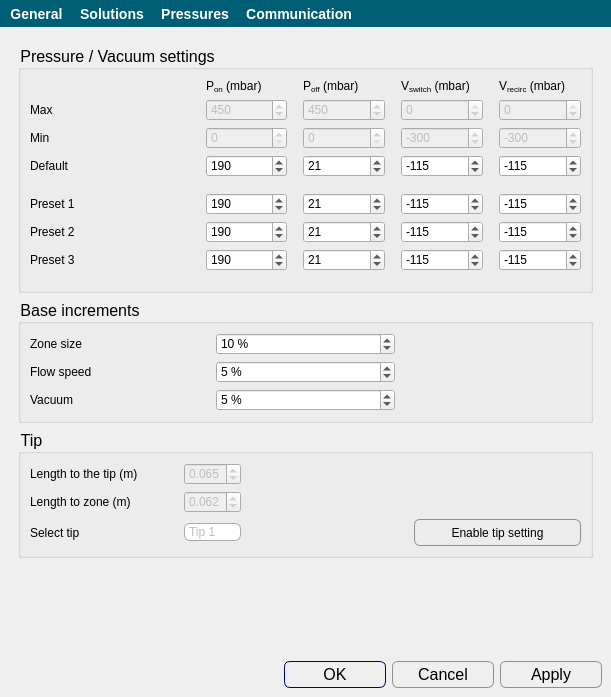
Old version of the form apps/Biopen_wizard/tools.ui in the repository bellonemauro/Labonatip2.0.
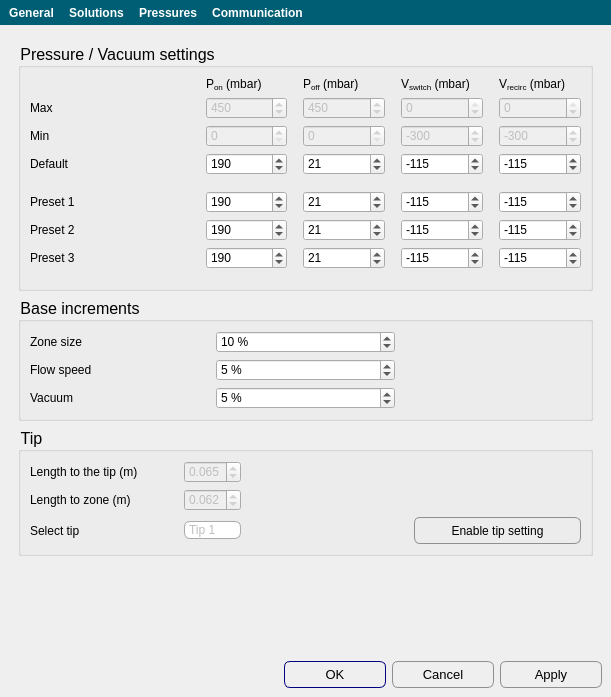
New version of the form. The open tabs and pages were chosen to show the change. Icons and pictures are not drawn.

Diff of the .ui file:
```diff
--- a/apps/Biopen_wizard/tools.ui
+++ b/apps/Biopen_wizard/tools.ui
@@ -17,7 +17,7 @@
    <string notr="true">QToolButton:!hover {
 background-color:rgb(0, 94, 116);
 color:rgb(255,255,255);
-font-size: 14px;
+font-size: 9pt;
 font-weight: 900;
 }
 
@@ -30,7 +30,7 @@
 QToolBar {
 background-color:rgb(0, 94, 116);
 color:rgb(255,255,255);
-font-size: 12px;
+font-size: 9pt;
 font-weight: 900;
 border:0;
 }
@@ -42,7 +42,7 @@
 QCheckBox {
     background-color: transparent;
     color: black;
-    font-size: 12px;
+    font-size: 9pt;
 }
 
 
@@ -80,7 +80,7 @@
      border: 1px solid #8f8f91;
      border-radius: 6px;
      height: 25px;
-    font-size: 12px;
+     font-size: 9pt;
      background-color: qlineargradient(x1: 0, y1: 0, x2: 0, y2: 1,
                                        stop: 0 #f6f7fa, stop: 1 #dadbde);
 
@@ -112,7 +112,7 @@
     border-radius: 6px;
 	border-color: rgb(170, 170, 170);
     min-width: 6em;
-    font-size: 12px;
+    font-size: 9pt;
 	background-color: qlineargradient(x1: 0, y1: 0, x2: 0, y2: 1,
                                        stop: 0 #f6f7fa, stop: 1 #dadbde);
 }
@@ -145,16 +145,16 @@
 
 QLabel 
 {
-    font-size: 12px;
+    font-size: 9pt;
 }
 
 
 QSpinBox {
-    font-size: 12px;
+    font-size: 9pt;
 }
 
 QDoubleSpinBox {
-    font-size: 12px;
+    font-size: 9pt;
 }
 </string>
   </property>
@@ -179,7 +179,7 @@
      border-radius: 6px;
      width: 100px;
      height: 25px;
-     font-size: 12pt;
+     font-size: 10pt;
      background-color: qlineargradient(x1: 0, y1: 0, x2: 0, y2: 1,
                                        stop: 0 #f6f7fa, stop: 1 #dadbde);
 
@@ -2083,7 +2083,7 @@
             <widget class="QLabel" name="label_27">
              <property name="font">
               <font>
-               <pointsize>-1</pointsize>
+               <pointsize>9</pointsize>
               </font>
              </property>
              <property name="text">
@@ -2095,7 +2095,7 @@
             <widget class="QLabel" name="label_25">
              <property name="font">
               <font>
-               <pointsize>-1</pointsize>
+               <pointsize>9</pointsize>
               </font>
              </property>
              <property name="text">
@@ -2107,7 +2107,7 @@
             <widget class="QLabel" name="label_26">
              <property name="font">
               <font>
-               <pointsize>-1</pointsize>
+               <pointsize>9</pointsize>
               </font>
              </property>
              <property name="text">
@@ -2160,7 +2160,7 @@
              </property>
              <property name="font">
               <font>
-               <pointsize>-1</pointsize>
+               <pointsize>9</pointsize>
               </font>
              </property>
              <property name="toolTip">
@@ -2178,7 +2178,7 @@
             <widget class="QLabel" name="label_31">
              <property name="font">
               <font>
-               <pointsize>-1</pointsize>
+               <pointsize>9</pointsize>
               </font>
              </property>
              <property name="text">
@@ -2190,7 +2190,7 @@
             <widget class="QLabel" name="label_29">
              <property name="font">
               <font>
-               <pointsize>-1</pointsize>
+               <pointsize>9</pointsize>
               </font>
              </property>
              <property name="text">
@@ -2227,7 +2227,7 @@
              </property>
              <property name="font">
               <font>
-               <pointsize>-1</pointsize>
+               <pointsize>9</pointsize>
               </font>
              </property>
              <property name="toolTip">
@@ -2257,7 +2257,7 @@
              </property>
              <property name="font">
               <font>
-               <pointsize>-1</pointsize>
+               <pointsize>9</pointsize>
               </font>
              </property>
              <property name="toolTip">
@@ -2287,7 +2287,7 @@
              </property>
              <property name="font">
               <font>
-               <pointsize>-1</pointsize>
+               <pointsize>9</pointsize>
               </font>
              </property>
              <property name="toolTip">
@@ -2317,7 +2317,7 @@
              </property>
              <property name="font">
               <font>
-               <pointsize>-1</pointsize>
+               <pointsize>9</pointsize>
               </font>
              </property>
              <property name="toolTip">
@@ -2350,7 +2350,7 @@
              </property>
              <property name="font">
               <font>
-               <pointsize>-1</pointsize>
+               <pointsize>9</pointsize>
               </font>
              </property>
              <property name="toolTip">
@@ -2380,7 +2380,7 @@
              </property>
              <property name="font">
               <font>
-               <pointsize>-1</pointsize>
+               <pointsize>9</pointsize>
               </font>
              </property>
              <property name="toolTip">
@@ -2398,7 +2398,7 @@
             <widget class="QLabel" name="label_30">
              <property name="font">
               <font>
-               <pointsize>-1</pointsize>
+               <pointsize>9</pointsize>
               </font>
              </property>
              <property name="text">
@@ -2419,7 +2419,7 @@
              </property>
              <property name="font">
               <font>
-               <pointsize>-1</pointsize>
+               <pointsize>9</pointsize>
               </font>
              </property>
              <property name="toolTip">
@@ -2440,7 +2440,7 @@
             <widget class="QLabel" name="label_28">
              <property name="font">
               <font>
-               <pointsize>-1</pointsize>
+               <pointsize>9</pointsize>
               </font>
              </property>
              <property name="text">
@@ -2461,7 +2461,7 @@
              </property>
              <property name="font">
               <font>
-               <pointsize>-1</pointsize>
+               <pointsize>9</pointsize>
               </font>
              </property>
              <property name="toolTip">
@@ -2501,7 +2501,7 @@
              </property>
              <property name="font">
               <font>
-               <pointsize>-1</pointsize>
+               <pointsize>9</pointsize>
               </font>
              </property>
              <property name="toolTip">
@@ -2525,7 +2525,7 @@
              </property>
              <property name="font">
               <font>
-               <pointsize>-1</pointsize>
+               <pointsize>9</pointsize>
               </font>
              </property>
              <property name="toolTip">
@@ -2552,7 +2552,7 @@
              </property>
              <property name="font">
               <font>
-               <pointsize>-1</pointsize>
+               <pointsize>9</pointsize>
               </font>
              </property>
              <property name="toolTip">
@@ -2579,7 +2579,7 @@
              </property>
              <property name="font">
               <font>
-               <pointsize>-1</pointsize>
+               <pointsize>9</pointsize>
               </font>
              </property>
              <property name="toolTip">
@@ -2606,7 +2606,7 @@
              </property>
              <property name="font">
               <font>
-               <pointsize>-1</pointsize>
+               <pointsize>9</pointsize>
               </font>
              </property>
              <property name="toolTip">
@@ -2630,7 +2630,7 @@
              </property>
              <property name="font">
               <font>
-               <pointsize>-1</pointsize>
+               <pointsize>9</pointsize>
               </font>
              </property>
              <property name="text">
@@ -2648,7 +2648,7 @@
              </property>
              <property name="font">
               <font>
-               <pointsize>-1</pointsize>
+               <pointsize>9</pointsize>
               </font>
              </property>
              <property name="toolTip">
@@ -2672,7 +2672,7 @@
              </property>
              <property name="font">
               <font>
-               <pointsize>-1</pointsize>
+               <pointsize>9</pointsize>
               </font>
              </property>
              <property name="toolTip">
@@ -2699,7 +2699,7 @@
              </property>
              <property name="font">
               <font>
-               <pointsize>-1</pointsize>
+               <pointsize>9</pointsize>
               </font>
              </property>
              <property name="toolTip">
@@ -2723,7 +2723,7 @@
              </property>
              <property name="font">
               <font>
-               <pointsize>-1</pointsize>
+               <pointsize>9</pointsize>
               </font>
              </property>
              <property name="toolTip">
@@ -2750,7 +2750,7 @@
              </property>
              <property name="font">
               <font>
-               <pointsize>-1</pointsize>
+               <pointsize>9</pointsize>
               </font>
              </property>
              <property name="toolTip">
@@ -2774,7 +2774,7 @@
              </property>
              <property name="font">
               <font>
-               <pointsize>-1</pointsize>
+               <pointsize>9</pointsize>
               </font>
              </property>
              <property name="toolTip">
@@ -2801,7 +2801,7 @@
              </property>
              <property name="font">
               <font>
-               <pointsize>-1</pointsize>
+               <pointsize>9</pointsize>
               </font>
              </property>
              <property name="text">
@@ -2819,7 +2819,7 @@
              </property>
              <property name="font">
               <font>
-               <pointsize>-1</pointsize>
+               <pointsize>9</pointsize>
               </font>
              </property>
              <property name="toolTip">
@@ -2843,7 +2843,7 @@
              </property>
              <property name="font">
               <font>
-               <pointsize>-1</pointsize>
+               <pointsize>9</pointsize>
               </font>
              </property>
              <property name="text">
@@ -2861,7 +2861,7 @@
              </property>
              <property name="font">
               <font>
-               <pointsize>-1</pointsize>
+               <pointsize>9</pointsize>
               </font>
              </property>
              <property name="toolTip">
@@ -2885,7 +2885,7 @@
              </property>
              <property name="font">
               <font>
-               <pointsize>-1</pointsize>
+               <pointsize>9</pointsize>
               </font>
              </property>
              <property name="toolTip">
@@ -2912,7 +2912,7 @@
              </property>
              <property name="font">
               <font>
-               <pointsize>-1</pointsize>
+               <pointsize>9</pointsize>
               </font>
              </property>
              <property name="toolTip">
@@ -2982,7 +2982,7 @@
             <widget class="QSpinBox" name="spinBox_ds_increment">
              <property name="font">
               <font>
-               <pointsize>-1</pointsize>
+               <pointsize>9</pointsize>
               </font>
              </property>
              <property name="toolTip">
@@ -3015,7 +3015,7 @@
              </property>
              <property name="font">
               <font>
-               <pointsize>-1</pointsize>
+               <pointsize>9</pointsize>
               </font>
              </property>
              <property name="text">
@@ -3040,7 +3040,7 @@
              </property>
              <property name="font">
               <font>
-               <pointsize>-1</pointsize>
+               <pointsize>9</pointsize>
               </font>
              </property>
              <property name="text">
@@ -3052,7 +3052,7 @@
             <widget class="QSpinBox" name="spinBox_fs_increment">
              <property name="font">
               <font>
-               <pointsize>-1</pointsize>
+               <pointsize>9</pointsize>
               </font>
              </property>
              <property name="toolTip">
@@ -3085,7 +3085,7 @@
              </property>
              <property name="font">
               <font>
-               <pointsize>-1</pointsize>
+               <pointsize>9</pointsize>
               </font>
              </property>
              <property name="text">
@@ -3097,7 +3097,7 @@
             <widget class="QSpinBox" name="spinBox_v_increment">
              <property name="font">
               <font>
-               <pointsize>-1</pointsize>
+               <pointsize>9</pointsize>
               </font>
              </property>
              <property name="toolTip">
@@ -3176,7 +3176,7 @@
              </property>
              <property name="font">
               <font>
-               <pointsize>-1</pointsize>
+               <pointsize>9</pointsize>
               </font>
              </property>
              <property name="text">
@@ -3188,7 +3188,7 @@
             <widget class="QLabel" name="label_40">
              <property name="font">
               <font>
-               <pointsize>-1</pointsize>
+               <pointsize>9</pointsize>
               </font>
              </property>
              <property name="text">
@@ -3200,7 +3200,7 @@
             <widget class="QLabel" name="label_41">
              <property name="font">
               <font>
-               <pointsize>-1</pointsize>
+               <pointsize>9</pointsize>
               </font>
              </property>
              <property name="text">
@@ -3215,7 +3215,7 @@
              </property>
              <property name="font">
               <font>
-               <pointsize>-1</pointsize>
+               <pointsize>9</pointsize>
               </font>
              </property>
              <item>
@@ -3243,7 +3243,7 @@
              </property>
              <property name="font">
               <font>
-               <pointsize>-1</pointsize>
+               <pointsize>9</pointsize>
               </font>
              </property>
              <property name="decimals">
@@ -3279,7 +3279,7 @@
              </property>
              <property name="font">
               <font>
-               <pointsize>-1</pointsize>
+               <pointsize>9</pointsize>
               </font>
              </property>
              <property name="decimals">
```
Left out of the diff: 132 changed lines with no effect on the pictures.
